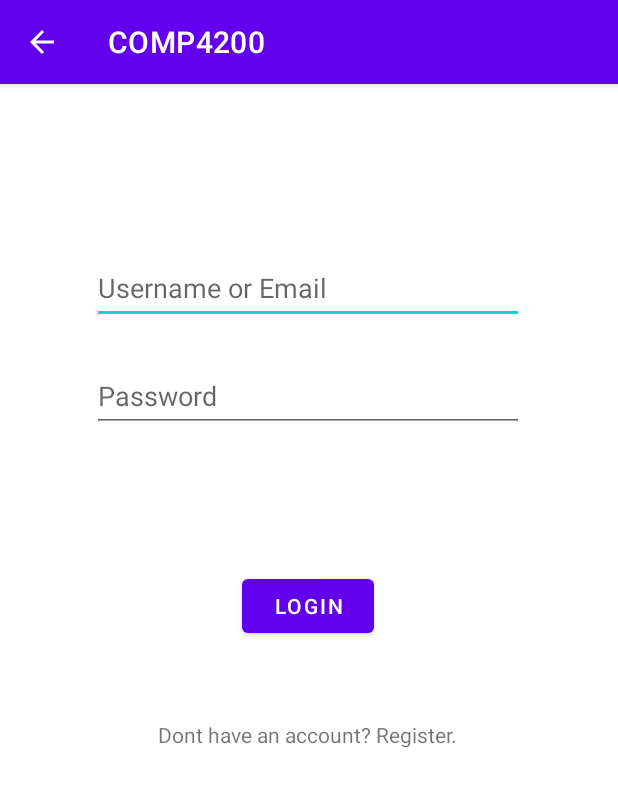
After one commit to MingHaoC/COMP4200, an Android app: the LoginActivity screen opened directly, with no data from a screen before it, on a phone screen of 412 x 824 dp. The commit adds this screen. Shown: the top 787 px of the screen. Run offline under Robolectric (Android 15) with nearby library versions, the phone set to English and light mode, and no system bars.

Commit message:
added login and compose tweet activities
still need to link up to database to provide appropriate error messages for login activity and posting tweets to db. also need to link login activity to register activity

```diff
--- /dev/null
+++ b/app/src/main/java/com/example/comp4200/LoginActivity.java
@@ -0,0 +1,68 @@
+package com.example.comp4200;
+
+import android.content.Intent;
+import android.os.Bundle;
+import android.view.View;
+import android.widget.Button;
+import android.widget.EditText;
+import android.widget.TextView;
+
+import androidx.appcompat.app.AppCompatActivity;
+
+public class LoginActivity extends AppCompatActivity {
+
+    @Override
+    protected void onCreate(Bundle savedInstanceState) {
+        super.onCreate(savedInstanceState);
+        setContentView(R.layout.login_activity);
+
+        /*
+         * grabs the username/email and password from the edit texts and checks to see if the user
+         * has provided a valid login, uses if statement to provide errors and send the user to
+         * main page/timeline if the login was valid
+         *
+         * @param view
+         */
+        Button loginButton = findViewById(R.id.login_button);
+        loginButton.setOnClickListener(new View.OnClickListener() {
+            @Override
+            public void onClick(View view) {
+                EditText username_email_text = findViewById(R.id.login_username_email);
+                EditText password_text =  findViewById(R.id.login_password);
+                TextView error_text = findViewById(R.id.login_errorMessage);
+
+                String username_email = username_email_text.getText().toString();
+                String password = password_text.getText().toString();
+
+                String error;
+
+                System.out.println("error_message: " + error_text);
+
+                if (username_email.isEmpty() || password.isEmpty()) {
+                    error = "Please enter your email/username and password to login.";
+                } else {
+                    error = "";
+                    startActivity(new Intent(view.getContext(), MainActivity.class));
+                }
+
+               error_text.setText(error);
+
+//              still need to check if the user is in the database.
+//              assign error message appropriately
+            }
+        });
+
+
+
+        TextView registerText = findViewById(R.id.register_text);
+        registerText.setOnClickListener(new View.OnClickListener() {
+            @Override
+            public void onClick(View view) {
+                //send to register page
+                //startActivity(new Intent(view.getContext(), RegisterActivity.class));
+            }
+        });
+
+    }
+
+}
--- /dev/null
+++ b/app/src/main/res/layout/login_activity.xml
@@ -0,0 +1,67 @@
+<?xml version="1.0" encoding="utf-8"?>
+<androidx.constraintlayout.widget.ConstraintLayout xmlns:android="http://schemas.android.com/apk/res/android"
+    xmlns:app="http://schemas.android.com/apk/res-auto"
+    xmlns:tools="http://schemas.android.com/tools"
+    android:layout_width="match_parent"
+    android:layout_height="match_parent">
+
+    <EditText
+        android:id="@+id/login_username_email"
+        android:layout_width="288dp"
+        android:layout_height="48dp"
+        android:layout_marginTop="112dp"
+        android:ems="10"
+        android:hint="Username or Email"
+        android:inputType="textPersonName"
+        app:layout_constraintEnd_toEndOf="parent"
+        app:layout_constraintHorizontal_bias="0.495"
+        app:layout_constraintStart_toStartOf="parent"
+        app:layout_constraintTop_toTopOf="parent" />
+
+    <EditText
+        android:id="@+id/login_password"
+        android:layout_width="288dp"
+        android:layout_height="48dp"
+        android:layout_marginTop="24dp"
+        android:ems="10"
+        android:hint="Password"
+        android:inputType="textPersonName"
+        app:layout_constraintEnd_toEndOf="parent"
+        app:layout_constraintHorizontal_bias="0.495"
+        app:layout_constraintStart_toStartOf="parent"
+        app:layout_constraintTop_toBottomOf="@+id/login_username_email" />
+
+    <Button
+        android:id="@+id/login_button"
+        android:layout_width="wrap_content"
+        android:layout_height="wrap_content"
+        android:layout_marginTop="92dp"
+        android:text="Login"
+        app:layout_constraintEnd_toEndOf="parent"
+        app:layout_constraintHorizontal_bias="0.498"
+        app:layout_constraintStart_toStartOf="parent"
+        app:layout_constraintTop_toBottomOf="@+id/login_password" />
+
+    <TextView
+        android:id="@+id/register_text"
+        android:layout_width="wrap_content"
+        android:layout_height="wrap_content"
+        android:layout_marginTop="52dp"
+        android:text="Dont have an account? Register."
+        app:layout_constraintEnd_toEndOf="parent"
+        app:layout_constraintHorizontal_bias="0.497"
+        app:layout_constraintStart_toStartOf="parent"
+        app:layout_constraintTop_toBottomOf="@+id/login_button" />
+
+    <TextView
+        android:id="@+id/login_errorMessage"
+        android:layout_width="287dp"
+        android:layout_height="51dp"
+        android:layout_marginTop="24dp"
+        android:gravity="center"
+        android:textColor="#D11111"
+        app:layout_constraintEnd_toEndOf="parent"
+        app:layout_constraintHorizontal_bias="0.491"
+        app:layout_constraintStart_toStartOf="parent"
+        app:layout_constraintTop_toBottomOf="@+id/login_password" />
+</androidx.constraintlayout.widget.ConstraintLayout>
```
Also changed, not shown: app/src/main/AndroidManifest.xml (+20 -0 lines), app/src/main/java/com/example/comp4200/ComposeTweetActivity.java (added, +57 -0 lines), app/src/main/java/com/example/comp4200/MainActivity.java (+22 -0 lines), app/src/main/res/layout/activity_main.xml (+19 -5 lines), app/src/main/res/layout/compose_tweet.xml (added, +48 -0 lines).
